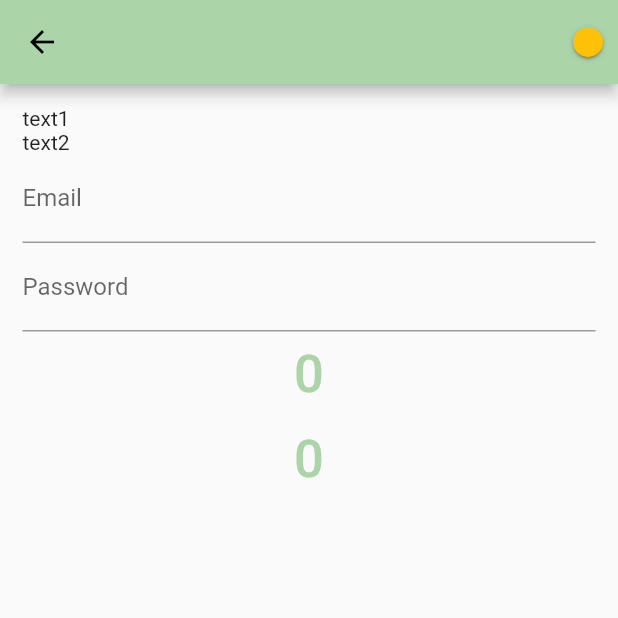
After one commit to TITANRAH/flutter_inputs, a Flutter app: the ListKeysPage screen opened by its route, on a phone screen of 412 x 824 dp, the top half of it. The commit adds this screen. Run offline on Flutter 3.47's test engine with Material 2 defaults, Android fonts, the phone set to English and light mode, and no system bars; missing offline and left inert: dart:ffi.

Commit message:
keys global y fin de inputs

```diff
--- /dev/null
+++ b/lib/pages/keys_pages/list_keys_page.dart
@@ -0,0 +1,72 @@
+import 'package:flutter/material.dart';
+import 'package:flutter/src/widgets/container.dart';
+import 'package:flutter/src/widgets/framework.dart';
+import 'package:inputs/widgets/counter_button.dart';
+
+class ListKeysPage extends StatefulWidget {
+  const ListKeysPage({super.key});
+
+  @override
+  State<ListKeysPage> createState() => _ListKeysPageState();
+}
+
+class _ListKeysPageState extends State<ListKeysPage> {
+  bool _enabledEmail = true;
+
+  @override
+  Widget build(BuildContext context) {
+    return Scaffold(
+      appBar: AppBar(
+        actions: [
+          // tengo un listview en el cial tengo un email y un password
+          // tambien tengo una variable bool enabledemail en true
+          // puse un widget switch en el appbar y en su value puse esta variable
+          // bool enabledEmail, luego en el onchanged del switch dije que _enabledEmail
+          // es igual al value, y el swich da true o falso, lo que condincionara
+          // que se muestre o no mi email
+          Switch(
+            value: _enabledEmail,
+            onChanged: (value) {
+              setState(
+                () {
+                  _enabledEmail = value;
+                },
+              );
+            },
+          ),
+        ],
+      ),
+      body: ListView(
+        // sin no pusiera un key en password, al esconder el email que tiene ya algo escrito
+        // eso escrito pasaria a ser el valor de password, lo que es un error, para evitarlo
+        // usamos key y le damos un valor y eso no ocurre
+        padding: EdgeInsets.all(15),
+        children: [
+          if (_enabledEmail) Text('text1'),
+          Text('text2'),
+          if (_enabledEmail)
+            const TextField(
+              decoration: InputDecoration(
+                label: Text('Email'),
+              ),
+            ),
+          const TextField(
+            key: Key('pass'),
+            decoration: InputDecoration(
+              label: Text('Password'),
+            ),
+          ),
+          const CounterButton(key: Key('counter1')),
+          const CounterButton(
+            // para preservar ele stado del widget en caso de que vaya a cambiar
+            // su posicion, como la condicion de arriba si cambia la posocion
+            // pierden el estado por endela informacion
+            // para evitarlo usamos keys pero si no tuvieramos una condicion
+            // que cambiara la posicion del widget no seria neccesario
+            key: Key('counter2'),
+          ),
+        ],
+      ),
+    );
+  }
+}
--- /dev/null
+++ b/lib/widgets/counter_button.dart
@@ -0,0 +1,35 @@
+import 'package:flutter/material.dart';
+import 'package:flutter/src/widgets/container.dart';
+import 'package:flutter/src/widgets/framework.dart';
+
+class CounterButton extends StatefulWidget {
+  const CounterButton({super.key});
+
+  @override
+  State<CounterButton> createState() => CounterButtonState();
+}
+
+class CounterButtonState extends State<CounterButton> {
+  int _counter = 0;
+
+  void reset() {
+    setState(() {
+      _counter = 0;
+    });
+  }
+
+  @override
+  Widget build(BuildContext context) {
+    return TextButton(
+      onPressed: () {
+        setState(() {
+          _counter++;
+        });
+      },
+      child: Text(
+        _counter.toString(),
+        style: TextStyle(fontSize: 35),
+      ),
+    );
+  }
+}
```
Also changed, not shown: lib/app_routes.dart (+15 -1 lines), lib/main.dart (+19 -0 lines), lib/pages/calendar_page.dart (added, +158 -0 lines), lib/pages/check_box_page.dart (+14 -0 lines), lib/pages/keys_pages/animated_text.dart (added, +71 -0 lines), lib/pages/keys_pages/list_page_keys.dart (added, +53 -0 lines), lib/pages/keys_pages/movable_widget.dart (added, +112 -0 lines), lib/pages/keys_pages/numbers_page.dart (added, +69 -0 lines), lib/pages/slider_page.dart (added, +86 -0 lines), lib/routes.dart (+7 -0 lines).
